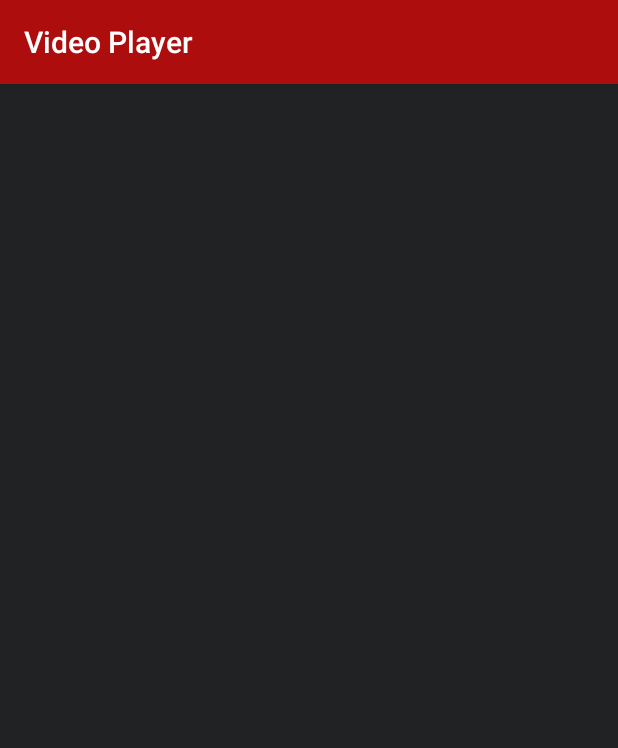
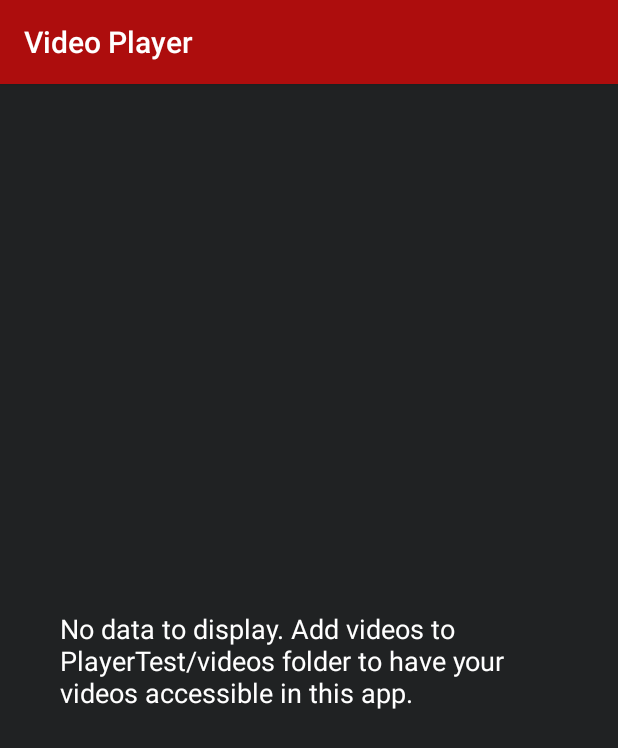
Before and after one commit to Sam-Bishopp/video-player-android, an Android app: the screen it shows after launch (MediaActivity), on a phone screen of 412 x 824 dp. Shown: the top 748 px of the screen. Run offline under Robolectric (Android 15) with nearby library versions, the phone set to English and light mode, and no system bars.

Commit message:
Improved permission requesting and handling + UI improvements.

```diff
--- a/app/src/main/AndroidManifest.xml
+++ b/app/src/main/AndroidManifest.xml
@@ -15,7 +15,8 @@
         android:supportsRtl="true"
         android:theme="@style/AppTheme">
         <activity
-            android:name=".activities.MediaActivity">
+            android:name=".activities.MediaActivity"
+            android:screenOrientation="portrait">
             <intent-filter>
                 <action android:name="android.intent.action.MAIN" />
                 <category android:name="android.intent.category.LAUNCHER" />
--- a/app/src/main/java/com/sambishopp/videoplayer/activities/MediaActivity.java
+++ b/app/src/main/java/com/sambishopp/videoplayer/activities/MediaActivity.java
@@ -2,6 +2,7 @@ package com.sambishopp.videoplayer.activities;
 
 import android.Manifest;
 import android.content.Context;
+import android.content.DialogInterface;
 import android.content.pm.PackageManager;
 import android.database.Cursor;
 import android.net.Uri;
@@ -9,6 +10,8 @@ import android.os.Bundle;
 import android.os.Environment;
 import android.provider.MediaStore;
 import android.util.Log;
+import android.view.View;
+import android.widget.TextView;
 import android.widget.Toast;
 
 import com.sambishopp.videoplayer.R;
@@ -19,6 +22,7 @@ import java.io.File;
 import java.util.ArrayList;
 
 import androidx.annotation.NonNull;
+import androidx.appcompat.app.AlertDialog;
 import androidx.appcompat.app.AppCompatActivity;
 import androidx.core.app.ActivityCompat;
 import androidx.core.content.ContextCompat;
@@ -35,6 +39,9 @@ public class MediaActivity extends AppCompatActivity {
     private String path = "PlayerTest" + "/" + "videos";
     private File directory = new File(Environment.getExternalStorageDirectory(), path);
 
+    TextView noPermissionsText; //This Text view appears when the app does not have storage permissions.
+    TextView noDataText; //This Text view appears when the app does not detect any media to display in the recycler view.
+
     static ArrayList<VideoFiles> videoFiles = new ArrayList<>();
     RecyclerView recyclerView;
     MediaAdapter mediaAdapter;
@@ -44,6 +51,17 @@ public class MediaActivity extends AppCompatActivity {
         super.onCreate(savedInstanceState);
         getWindow().setNavigationBarColor(ContextCompat.getColor(this, R.color.colorPrimaryDark));
         setContentView(R.layout.activity_media);
+
+        noPermissionsText = findViewById(R.id.noPermissionText);
+        noDataText = findViewById(R.id.noDataText);
+
+        //If permissions have not been granted, the user can click this TextView to make the app request storage permissions.
+        noPermissionsText.setOnClickListener(new View.OnClickListener() {
+            @Override
+            public void onClick(View view) {
+                checkStoragePermissions();
+            }
+        });
 
         recyclerView = findViewById(R.id.videoRecyclerView);
         loadMedia();
@@ -68,6 +86,7 @@ public class MediaActivity extends AppCompatActivity {
     {
         if(ActivityCompat.checkSelfPermission(this, Manifest.permission.WRITE_EXTERNAL_STORAGE) == PackageManager.PERMISSION_GRANTED)
         {
+            noPermissionsText.setVisibility(View.GONE);
             createDirectory();
             videoFiles = getAllVideos(this);
         }
@@ -84,14 +103,28 @@ public class MediaActivity extends AppCompatActivity {
         {
             if(grantResults.length > 0 && grantResults[0] == PackageManager.PERMISSION_GRANTED)
             {
+                noPermissionsText.setVisibility(View.GONE);
                 createDirectory();
                 videoFiles = getAllVideos(this);
             }
-            else
+            else //If the user denies permission, show an alert dialog to explain the reason why permission is needed.
             {
-                //TODO: Temporary solution for testing purposes. Remove / change where this is used later.
-                ActivityCompat.requestPermissions(this, new String[] {Manifest.permission.WRITE_EXTERNAL_STORAGE}, STORAGE_WRITE_PERMISSION_CODE);
-                notifyUser("Storage Write Permission: Denied");
+                new AlertDialog.Builder(this)
+                        .setTitle("Permissions Request")
+                        .setMessage("This app requires storage permissions to be able to create a folder for this app to store videos. To use this app, please allow storage permissions.")
+                        .setPositiveButton("Allow", new DialogInterface.OnClickListener() {
+                            @Override
+                            public void onClick(DialogInterface dialog, int which) {
+                                checkStoragePermissions(); //App will try to ask for permission again.
+                            }
+                        })
+                        .setNegativeButton("Deny", new DialogInterface.OnClickListener() {
+                            @Override
+                            public void onClick(DialogInterface dialog, int which) {
+                                dialog.dismiss(); //Alert dialog is dismissed.
+                            }
+                        })
+                        .show();
             }
         }
     }
@@ -106,11 +139,11 @@ public class MediaActivity extends AppCompatActivity {
 
             if(directory.isDirectory()) //Notify the user if the directory could be created or not.
             {
-                notifyUser("Directory Created");
+                notifyUserToast("Directory Created");
             }
             else
             {
-                notifyUser("Failed to create directory");
+                notifyUserToast("Failed to create directory");
             }
         }
     }
@@ -160,16 +193,21 @@ public class MediaActivity extends AppCompatActivity {
     //Reloads Media Adapter and checks for new media to list in recycler view.
     private void loadMedia()
     {
-        if(videoFiles != null && videoFiles.size() > 0)
+        if(videoFiles != null && videoFiles.size() > 0) //If there is media to show, display it.
         {
+            noDataText.setVisibility(View.GONE);
             mediaAdapter = new MediaAdapter(getApplicationContext(), videoFiles);
             recyclerView.setAdapter(mediaAdapter);
             recyclerView.setLayoutManager(new LinearLayoutManager(getApplicationContext(), RecyclerView.VERTICAL, false));
         }
+        else if(ActivityCompat.checkSelfPermission(this, Manifest.permission.WRITE_EXTERNAL_STORAGE) == PackageManager.PERMISSION_GRANTED) //Otherwise, set a message to let the user know that no data could be found / how to potentially fix the problem.
+        {
+            noDataText.setVisibility(View.VISIBLE);
+        }
     }
 
     //Function to simplify the process of showing toast messages.
-    private void notifyUser(String message)
+    private void notifyUserToast(String message)
     {
         Toast.makeText(this, message, Toast.LENGTH_SHORT).show();
     }
--- a/app/src/main/res/layout/activity_media.xml
+++ b/app/src/main/res/layout/activity_media.xml
@@ -1,5 +1,6 @@
 <?xml version="1.0" encoding="utf-8"?>
-<androidx.constraintlayout.widget.ConstraintLayout xmlns:android="http://schemas.android.com/apk/res/android"
+<androidx.constraintlayout.widget.ConstraintLayout
+    xmlns:android="http://schemas.android.com/apk/res/android"
     xmlns:app="http://schemas.android.com/apk/res-auto"
     android:layout_width="match_parent"
     android:layout_height="match_parent"
@@ -18,4 +19,34 @@
         tools:listitem="@layout/video_item"
         />
 
+    <TextView
+        android:layout_width="wrap_content"
+        android:layout_height="wrap_content"
+        android:id="@+id/noPermissionText"
+        android:text="@string/no_permissions"
+        android:textColor="@color/colorLink"
+        android:textSize="18sp"
+        android:clickable="true"
+        app:layout_constraintLeft_toLeftOf="parent"
+        app:layout_constraintRight_toRightOf="parent"
+        app:layout_constraintTop_toTopOf="parent"
+        app:layout_constraintBottom_toBottomOf="parent"
+        />
+
+    <TextView
+        android:layout_width="wrap_content"
+        android:layout_height="wrap_content"
+        android:id="@+id/noDataText"
+        android:text="@string/no_data"
+        android:textColor="@color/colorWhite"
+        android:textSize="18sp"
+        android:padding="40sp"
+        android:visibility="gone"
+        app:layout_constraintLeft_toLeftOf="parent"
+        app:layout_constraintRight_toRightOf="parent"
+        app:layout_constraintTop_toTopOf="parent"
+        app:layout_constraintBottom_toBottomOf="parent"
+        />
+
+
 </androidx.constraintlayout.widget.ConstraintLayout>
--- a/app/src/main/res/values/colors.xml
+++ b/app/src/main/res/values/colors.xml
@@ -6,4 +6,5 @@
     <color name="colorBackground">#202223</color>
     <color name="colorBlack">#000000</color>
     <color name="colorWhite">#FFFFFF</color>
+    <color name="colorLink">#0377fc</color>
 </resources>
--- a/app/src/main/res/values/strings.xml
+++ b/app/src/main/res/values/strings.xml
@@ -5,4 +5,7 @@
 
     <string name="media_url_mp4">https://storage.googleapis.com/exoplayer-test-media-0/BigBuckBunny_320x180.mp4</string>
     <string name="media_item">Media</string>
+
+    <string name="no_permissions">Click to grant storage permissions</string>
+    <string name="no_data">No data to display. Add videos to "PlayerTest/videos" folder to have your videos accessible in this app.</string>
 </resources>
```
